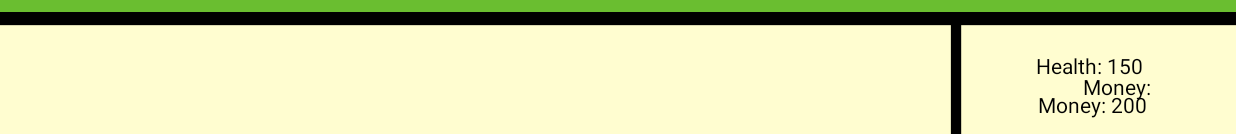
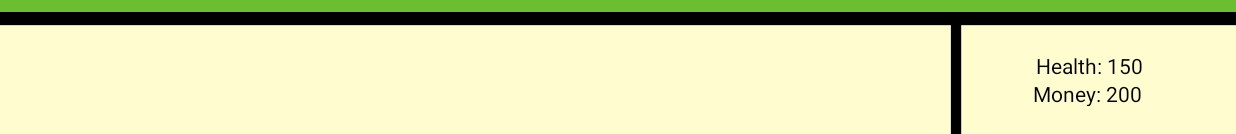
Before and after one commit to maharship07/Tower-Defense-Game, an Android app: the GameScreen screen opened directly, with no data from a screen before it, on a phone screen of 824 x 412 dp (held sideways). Shown: the part 484-618 px from the top of the screen. Run offline under Robolectric (Android 15) with nearby library versions, the phone set to English and light mode, and no system bars; 1 statement that could not run was skipped.

Commit message:
changed money and its display location

```diff
--- a/app/src/main/res/layout/game_screen.xml
+++ b/app/src/main/res/layout/game_screen.xml
@@ -34,29 +34,16 @@
 
     <TextView
         android:id="@+id/moneyCounter"
-        android:layout_width="81dp"
-        android:layout_height="19dp"
-        android:layout_marginTop="8dp"
-        android:text="@string/money"
-        android:textColor="@color/black"
-        android:textSize="14sp"
-        app:layout_constraintEnd_toEndOf="parent"
-        app:layout_constraintHorizontal_bias="0.932"
-        app:layout_constraintStart_toStartOf="parent"
-        app:layout_constraintTop_toBottomOf="@+id/healthCounter" />
-
-    <TextView
-        android:id="@+id/moneyCounter"
         android:layout_width="wrap_content"
         android:layout_height="18dp"
         android:text="Money: "
         android:textColor="@color/black"
         app:layout_constraintBottom_toBottomOf="parent"
         app:layout_constraintEnd_toEndOf="parent"
-        app:layout_constraintHorizontal_bias="0.931"
+        app:layout_constraintHorizontal_bias="0.917"
         app:layout_constraintStart_toStartOf="parent"
         app:layout_constraintTop_toTopOf="parent"
-        app:layout_constraintVertical_bias="0.941" />
+        app:layout_constraintVertical_bias="0.953" />
 
     <ImageView
         android:id="@+id/monument"
```
